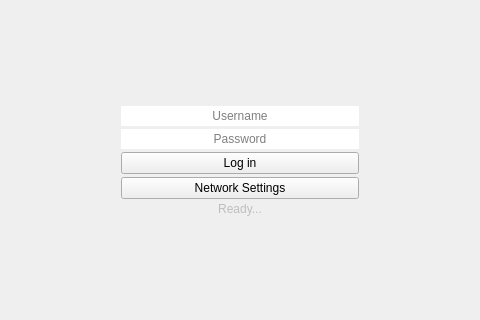
First picture: the form in src/loginpage.ui, repository RxLaboratory/Ramses-Client, before the edit; both pictures show x 229 to 709 and y 369 to 689 of the 911 by 689 pixel window.
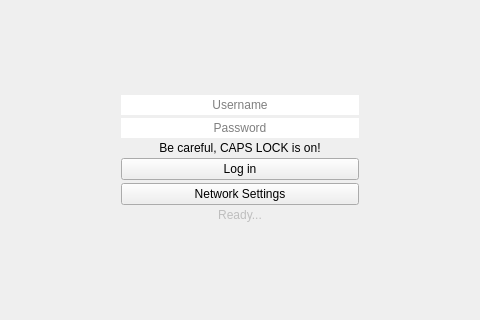
Second picture: the form after the edit. Icons and pictures are not drawn.

The edit to the form file:
```diff
--- a/src/loginpage.ui
+++ b/src/loginpage.ui
@@ -189,6 +189,19 @@
               </property>
              </widget>
             </item>
+            <item>
+             <widget class="QLabel" name="capsLockLabel">
+              <property name="text">
+               <string>Be careful, CAPS LOCK is on!</string>
+              </property>
+              <property name="alignment">
+               <set>Qt::AlignCenter</set>
+              </property>
+              <property name="wordWrap">
+               <bool>true</bool>
+              </property>
+             </widget>
+            </item>
             <item>
              <widget class="QPushButton" name="loginButton">
               <property name="text">
```
